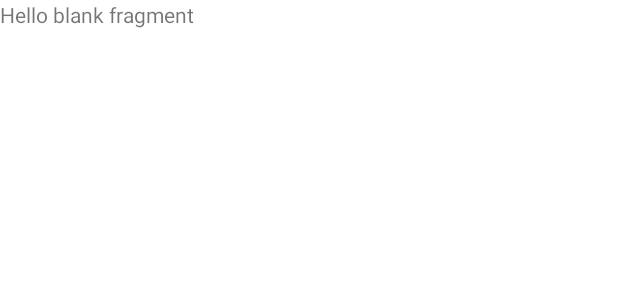
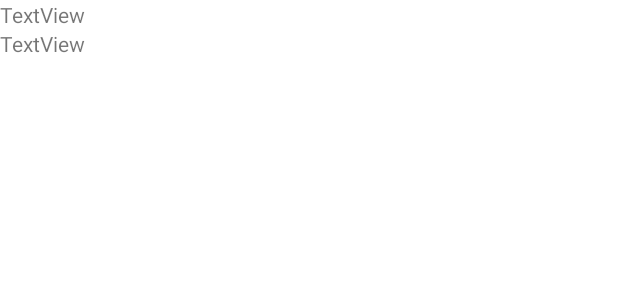
Before and after one commit to amirsaeedahmadi/TradeSimulator, an Android app: the layout fragment_home.xml on its own in the app's theme, with its tools: preview values and no code run, on a phone screen of 412 x 824 dp. Shown: the top 300 px of the screen. Run offline under Robolectric (Android 15) with nearby library versions, the phone set to English and light mode, and no system bars.

Commit message:
add CurrencyRecyclerViewAdapter.java

```diff
--- a/TradeSim/app/src/main/res/layout/currency_linear_layout.xml
+++ b/TradeSim/app/src/main/res/layout/currency_linear_layout.xml
@@ -2,6 +2,7 @@
 <!--TODO: to make it more beautiful-->
 <LinearLayout xmlns:android="http://schemas.android.com/apk/res/android"
     xmlns:app="http://schemas.android.com/apk/res-auto"
+    android:id="@+id/currency_layout"
     android:layout_width="match_parent"
     android:layout_height="40pt"
     android:minWidth="60pt">
--- a/TradeSim/app/src/main/res/layout/fragment_home.xml
+++ b/TradeSim/app/src/main/res/layout/fragment_home.xml
@@ -5,10 +5,30 @@
     android:layout_height="match_parent"
     tools:context=".HomeFragment">
 
-    <!-- TODO: Update blank fragment layout -->
-    <TextView
+    <LinearLayout
         android:layout_width="match_parent"
         android:layout_height="match_parent"
-        android:text="@string/hello_blank_fragment" />
+        android:orientation="vertical">
 
+        <TextView
+            android:id="@+id/textView6"
+            android:layout_width="match_parent"
+            android:layout_height="wrap_content"
+            android:text="TextView" />
+
+        <TextView
+            android:id="@+id/textView7"
+            android:layout_width="match_parent"
+            android:layout_height="wrap_content"
+            android:text="TextView" />
+
+        <Space
+            android:layout_width="match_parent"
+            android:layout_height="10pt" />
+
+        <androidx.recyclerview.widget.RecyclerView
+            android:id="@+id/CurrencyRecyclerView"
+            android:layout_width="match_parent"
+            android:layout_height="match_parent" />
+    </LinearLayout>
 </FrameLayout>
```
Also changed, not shown: TradeSim/app/src/main/java/ir/mas/tradesim/CurrencyRecyclerViewAdapter.java (added, +65 -0 lines).
